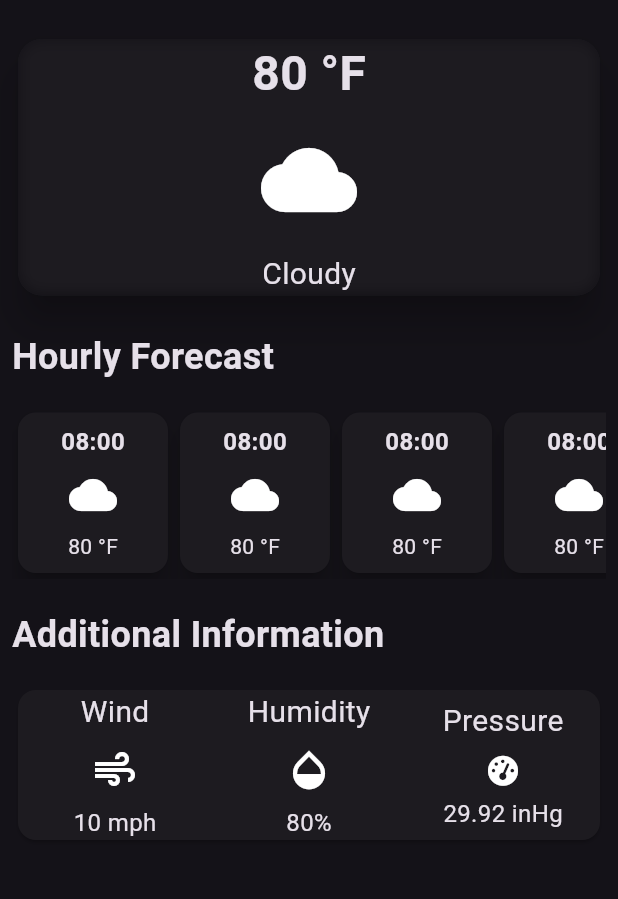
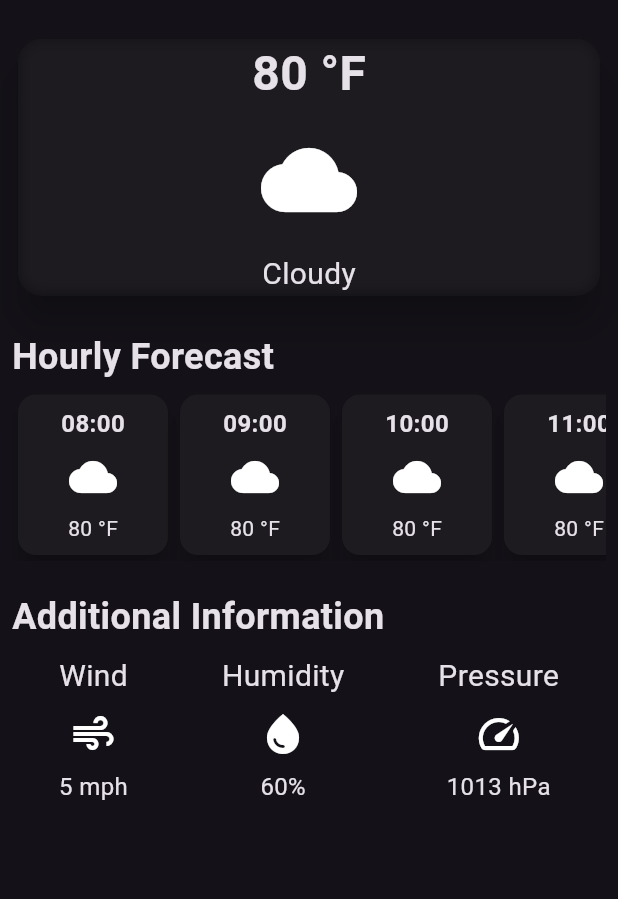
Before and after one commit to macMikey/flutter-epcot-weather, a Flutter app: the screen it shows after launch, on a phone screen of 412 x 824 dp, the part 63-962 px from its top. Run offline on Flutter 3.47's test engine with Material 3 defaults, Android fonts, the phone set to English and light mode, and no system bars.

Commit message:
more breakouts, bug fixes

```diff
--- /dev/null
+++ b/lib/additional_information/additional_info_item.dart
@@ -0,0 +1,22 @@
+import 'package:flutter/material.dart';
+
+class AdditionalInfoItem extends StatelessWidget {
+  final IconData icon;
+  final String label;
+  final String value;
+
+  const AdditionalInfoItem({super.key, required this.icon, required this.label, required this.value});
+
+  @override
+  Widget build(BuildContext context) {
+    return Column(
+      children: [
+        Text(label, style: const TextStyle(fontSize: 20)),
+        const SizedBox(height: 8),
+        Icon(icon, size: 32),
+        const SizedBox(height: 8),
+        Text(value, style: const TextStyle(fontSize: 16)),
+      ],
+    );
+  }
+} // WeatherScreen
--- /dev/null
+++ b/lib/additional_information/additional_information_card.dart
@@ -0,0 +1,22 @@
+import 'package:flutter/material.dart';
+import 'package:weather/additional_information/additional_info_item.dart';
+
+class AdditionalInfoCard extends StatelessWidget {
+  const AdditionalInfoCard({
+    super.key,
+  });
+
+  @override
+  Widget build(BuildContext context) {
+    return const SizedBox(
+      child: Row(
+        mainAxisAlignment: MainAxisAlignment.spaceAround,
+        children: [
+          AdditionalInfoItem(icon: Icons.air, label: "Wind", value: "5 mph"),
+          AdditionalInfoItem(icon: Icons.water_drop, label: "Humidity", value: "60%"),
+          AdditionalInfoItem(icon: Icons.speed, label: "Pressure", value: "1013 hPa"),
+        ],
+      ),
+    );
+  }
+}
--- a/lib/additional_information_card.dart
+++ /dev/null
@@ -1,59 +0,0 @@
-import 'package:flutter/material.dart';
-import 'package:font_awesome_flutter/font_awesome_flutter.dart';
-
-class AdditionalInfoCard extends StatelessWidget {
-  const AdditionalInfoCard({
-    super.key,
-  });
-
-  @override
-  Widget build(BuildContext context) {
-    return const SizedBox(
-      width: double.infinity,
-      child: Card(
-        // 3 segments. don't gap the segments
-        // icon
-        // characteristic
-        // value
-
-        child: Row(
-          children: [
-            Expanded(
-              child: Column(
-                children: [
-                  Text('Wind', style: TextStyle(fontSize: 20)),
-                  SizedBox(height: 8),
-                  Icon(Icons.air, size: 32),
-                  SizedBox(height: 8),
-                  Text('10 mph', style: TextStyle(fontSize: 16)),
-                ],
-              ),
-            ),
-            Expanded(
-              child: Column(
-                children: [
-                  Text('Humidity', style: TextStyle(fontSize: 20)),
-                  SizedBox(height: 8),
-                  Icon(Icons.opacity, size: 32),
-                  SizedBox(height: 8),
-                  Text('80%', style: TextStyle(fontSize: 16)),
-                ],
-              ),
-            ),
-            Expanded(
-              child: Column(
-                children: [
-                  Text('Pressure', style: TextStyle(fontSize: 20)),
-                  SizedBox(height: 8),
-                  FaIcon(FontAwesomeIcons.gaugeHigh, size: 20),
-                  SizedBox(height: 8),
-                  Text('29.92 inHg', style: TextStyle(fontSize: 16)),
-                ],
-              ),
-            ),
-          ],
-        ),
-      ),
-    );
-  }
-} // WeatherScreen
--- a/lib/app_body.dart
+++ b/lib/app_body.dart
@@ -1,7 +1,7 @@
 import 'package:flutter/material.dart';
-import 'package:weather/additional_information_card.dart';
+import 'package:weather/additional_information/additional_information_card.dart';
 import 'package:weather/current_conditions.dart';
-import 'package:weather/hourly_forecast.dart';
+import 'package:weather/hourly_forecast/hourly_forecast.dart';
 
 class AppBody extends StatelessWidget {
   const AppBody({
@@ -14,33 +14,19 @@ class AppBody extends StatelessWidget {
       padding: EdgeInsets.all(8.0),
       child: Column(
         children: [
-          //current conditions
           CurrentConditions(),
-          //</current conditions>
-
           SizedBox(height: 20),
-
           Align(
               alignment: Alignment.centerLeft,
               child: Text('Hourly Forecast', style: TextStyle(fontSize: 24, fontWeight: FontWeight.bold))),
-
-          SizedBox(height: 16),
-
-          //<hourly forecast cards>
-          hourlyForecast(),
-          //</hourly forecast cards>
-
+          SizedBox(height: 4),
+          HourlyForecast(),
           SizedBox(height: 20),
-
           Align(
               alignment: Alignment.centerLeft,
               child: Text('Additional Information', style: TextStyle(fontSize: 24, fontWeight: FontWeight.bold))),
-
-          SizedBox(height: 16),
-
-          //<additional information>
+          SizedBox(height: 8),
           AdditionalInfoCard(),
-          //</additional information>
         ],
       ),
     );
--- a/lib/hourly_forecast.dart
+++ /dev/null
@@ -1,25 +0,0 @@
-import 'package:flutter/material.dart';
-import 'package:weather/hourly_forecast_card.dart';
-
-class hourlyForecast extends StatelessWidget {
-  const hourlyForecast({
-    super.key,
-  });
-
-  @override
-  Widget build(BuildContext context) {
-    return const SingleChildScrollView(
-      scrollDirection: Axis.horizontal,
-      child: Row(
-        children: [
-          HourlyForecastItem(),
-          HourlyForecastItem(),
-          HourlyForecastItem(),
-          HourlyForecastItem(),
-          HourlyForecastItem(),
-          HourlyForecastItem()
-        ],
-      ),
-    );
-  }
-}
--- /dev/null
+++ b/lib/hourly_forecast/hourly_forecast.dart
@@ -0,0 +1,27 @@
+import 'package:flutter/material.dart';
+import 'package:weather/hourly_forecast/hourly_forecast_item.dart';
+
+class HourlyForecast extends StatelessWidget {
+  const HourlyForecast({
+    super.key,
+  });
+
+  @override
+  Widget build(BuildContext context) {
+    return const SingleChildScrollView(
+      scrollDirection: Axis.horizontal,
+      child: Row(
+        children: [
+          HourlyForecastItem(hour: "08:00", icon: Icons.cloud, temperature: "80 °F"),
+          HourlyForecastItem(hour: "09:00", icon: Icons.cloud, temperature: "80 °F"),
+          HourlyForecastItem(hour: "10:00", icon: Icons.cloud, temperature: "80 °F"),
+          HourlyForecastItem(hour: "11:00", icon: Icons.cloud, temperature: "80 °F"),
+          HourlyForecastItem(hour: "12:00", icon: Icons.cloud, temperature: "80 °F"),
+          HourlyForecastItem(hour: "13:00", icon: Icons.cloud, temperature: "80 °F"),
+          HourlyForecastItem(hour: "14:00", icon: Icons.cloud, temperature: "80 °F"),
+          HourlyForecastItem(hour: "15:00", icon: Icons.cloud, temperature: "80 °F"),
+        ],
+      ),
+    );
+  }
+}
--- /dev/null
+++ b/lib/hourly_forecast/hourly_forecast_item.dart
@@ -0,0 +1,32 @@
+import 'package:flutter/material.dart';
+
+class HourlyForecastItem extends StatelessWidget {
+  final String hour;
+  final IconData icon;
+  final String temperature;
+
+  const HourlyForecastItem({super.key, required this.hour, required this.icon, required this.temperature});
+
+  @override
+  Widget build(BuildContext context) {
+    return Card(
+      elevation: 6,
+      child: Container(
+        width: 100,
+        padding: const EdgeInsets.all(8.0),
+        decoration: BoxDecoration(
+          borderRadius: BorderRadius.circular(10),
+        ),
+        child: Column(
+          children: [
+            Text(hour, style: const TextStyle(fontSize: 16, fontWeight: FontWeight.bold)),
+            const SizedBox(height: 8),
+            Icon(icon, size: 32),
+            const SizedBox(height: 8),
+            Text(temperature),
+          ],
+        ),
+      ),
+    );
+  }
+}
--- a/lib/hourly_forecast_card.dart
+++ /dev/null
@@ -1,28 +0,0 @@
-import 'package:flutter/material.dart';
-
-class HourlyForecastItem extends StatelessWidget {
-  const HourlyForecastItem({super.key});
-
-  @override
-  Widget build(BuildContext context) {
-    return Card(
-      elevation: 6,
-      child: Container(
-        width: 100,
-        padding: const EdgeInsets.all(8.0),
-        decoration: BoxDecoration(
-          borderRadius: BorderRadius.circular(10),
-        ),
-        child: const Column(
-          children: [
-            Text('08:00', style: TextStyle(fontSize: 16, fontWeight: FontWeight.bold)),
-            SizedBox(height: 8),
-            Icon(Icons.cloud, size: 32),
-            SizedBox(height: 8),
-            Text('80 °F'),
-          ],
-        ),
-      ),
-    );
-  }
-}
```
